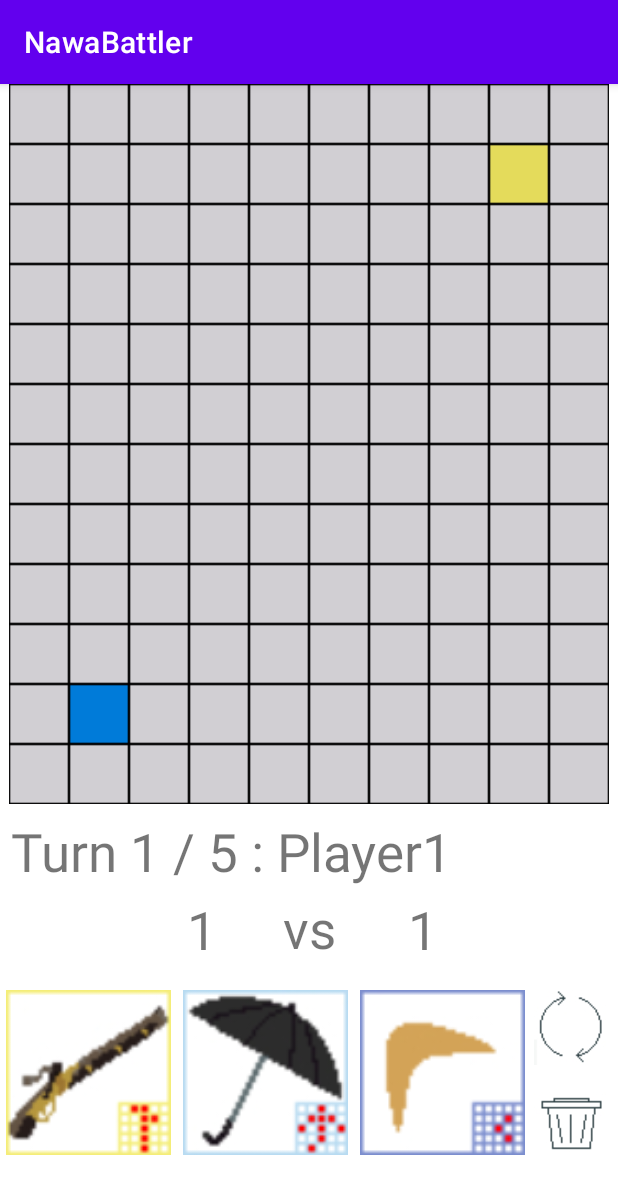
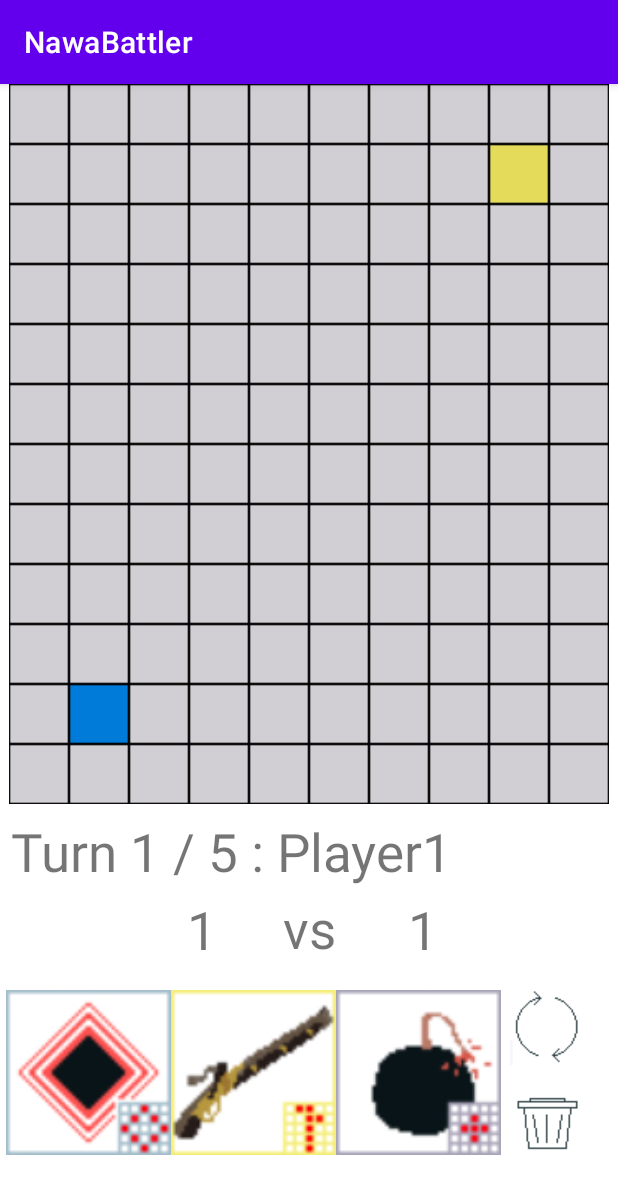
Before and after one commit to yoyoinoyoi/NawaBattlerOld, an Android app: the screen it shows after launch (BattleActivity), on a phone screen of 412 x 824 dp. Shown: the top 1194 px of the screen. Run offline under Robolectric (Android 15) with nearby library versions, the phone set to English and light mode, and no system bars.

Commit message:
カードの追加

```diff
--- a/app/src/main/java/com/example/kotori/BattleActivity.kt
+++ b/app/src/main/java/com/example/kotori/BattleActivity.kt
@@ -72,6 +72,24 @@ class BattleActivity : AppCompatActivity() {
         deckField1.deck.add(Card(R.drawable.boomerang, grid3))
         deckField2.deck.add(Card(R.drawable.boomerang, grid3))
 
+        val a4 = intArrayOf(0, 0, 0, 0, 0)
+        val b4 = intArrayOf(0, 1, 1, 1, 0)
+        val c4 = intArrayOf(0, 1, 1, 1, 0)
+        val d4 = intArrayOf(0, 1, 1, 1, 0)
+        val e4 = intArrayOf(0, 0, 0, 0, 0)
+        val grid4 = arrayOf(a4, b4, c4, d4, e4)
+        deckField1.deck.add(Card(R.drawable.dynamite, grid4))
+        deckField2.deck.add(Card(R.drawable.dynamite, grid4))
+
+        val a5 = intArrayOf(0, 0, 1, 1, 1)
+        val b5 = intArrayOf(0, 1, 0, 1, 1)
+        val c5 = intArrayOf(0, 1, 0, 0, 1)
+        val d5 = intArrayOf(0, 1, 0, 0, 0)
+        val e5 = intArrayOf(0, 1, 0, 0, 0)
+        val grid5 = arrayOf(a5, b5, c5, d5, e5)
+        deckField1.deck.add(Card(R.drawable.scythe, grid5))
+        deckField2.deck.add(Card(R.drawable.scythe, grid5))
+
         val a6 = intArrayOf(0, 0, 0, 0, 0)
         val b6 = intArrayOf(0, 0, 1, 0, 0)
         val c6 = intArrayOf(0, 1, 1, 1, 0)
@@ -90,6 +108,14 @@ class BattleActivity : AppCompatActivity() {
         deckField1.deck.add(Card(R.drawable.hinawaju, grid7))
         deckField2.deck.add(Card(R.drawable.hinawaju, grid7))
 
+        val a8 = intArrayOf(0, 1, 1, 1, 1)
+        val b8 = intArrayOf(1, 1, 1, 1, 0)
+        val c8 = intArrayOf(0, 0, 1, 0, 0)
+        val d8 = intArrayOf(0, 0, 0, 0, 0)
+        val e8 = intArrayOf(0, 0, 0, 0, 0)
+        val grid8 = arrayOf(a8, b8, c8, d8, e8)
+        deckField1.deck.add(Card(R.drawable.wave, grid8))
+        deckField2.deck.add(Card(R.drawable.wave, grid8))
 
         // フロントへ更新
         updategrid(gridmap.gridmap)
@@ -104,6 +130,13 @@ class BattleActivity : AppCompatActivity() {
         // カードが選択されていなければ何もしない
         if (!cardflag){
             return
+        }
+
+        // プレビューを表示する
+        if (!gridflag){
+            // 置けるのであれば同じ色の者を表示する
+
+            // 置けないならグレーで表現
         }
 
         // クリックしたボタンを座標に変換
--- a/app/src/main/java/com/example/kotori/DeckField.kt
+++ b/app/src/main/java/com/example/kotori/DeckField.kt
@@ -29,7 +29,7 @@ class DeckField() {
 
             // -1(何もない) 場合には白の画像を挿入
             if (imageIndex == -1){
-                ret.add(R.drawable.white)
+                ret.add(R.drawable.empty)
             }
             else {
                 ret.add(this.deck[imageIndex].Image)
--- a/app/src/main/res/layout/battle_field.xml
+++ b/app/src/main/res/layout/battle_field.xml
@@ -930,7 +930,7 @@
         android:id="@+id/cardbutton2"
         android:layout_width="110dp"
         android:layout_height="110dp"
-        android:layout_marginStart="8dp"
+        android:layout_marginStart="0dp"
         android:layout_marginTop="124dp"
         android:background="@drawable/white"
         android:onClick="onClickCard"
@@ -942,7 +942,7 @@
         android:id="@+id/cardbutton3"
         android:layout_width="110dp"
         android:layout_height="110dp"
-        android:layout_marginStart="8dp"
+        android:layout_marginStart="0dp"
         android:layout_marginTop="124dp"
         android:background="@drawable/white"
         android:onClick="onClickCard"
@@ -954,7 +954,7 @@
         android:id="@+id/rotatebutton"
         android:layout_width="50dp"
         android:layout_height="50dp"
-        android:layout_marginStart="356dp"
+        android:layout_marginStart="340dp"
         android:layout_marginTop="124dp"
         android:background="@drawable/rotate"
         android:onClick="onClickRotate"
@@ -966,7 +966,7 @@
         android:id="@+id/passbutton"
         android:layout_width="50dp"
         android:layout_height="50dp"
-        android:layout_marginStart="356dp"
+        android:layout_marginStart="340dp"
         android:layout_marginTop="184dp"
         android:background="@drawable/dust"
         android:onClick="onClickPass"
```
Also changed, not shown: app/src/main/res/drawable/dynamite.jpg (added), app/src/main/res/drawable/empty.jpg (added), app/src/main/res/drawable/scythe.jpg (added), app/src/main/res/drawable/wave.jpg (added).
